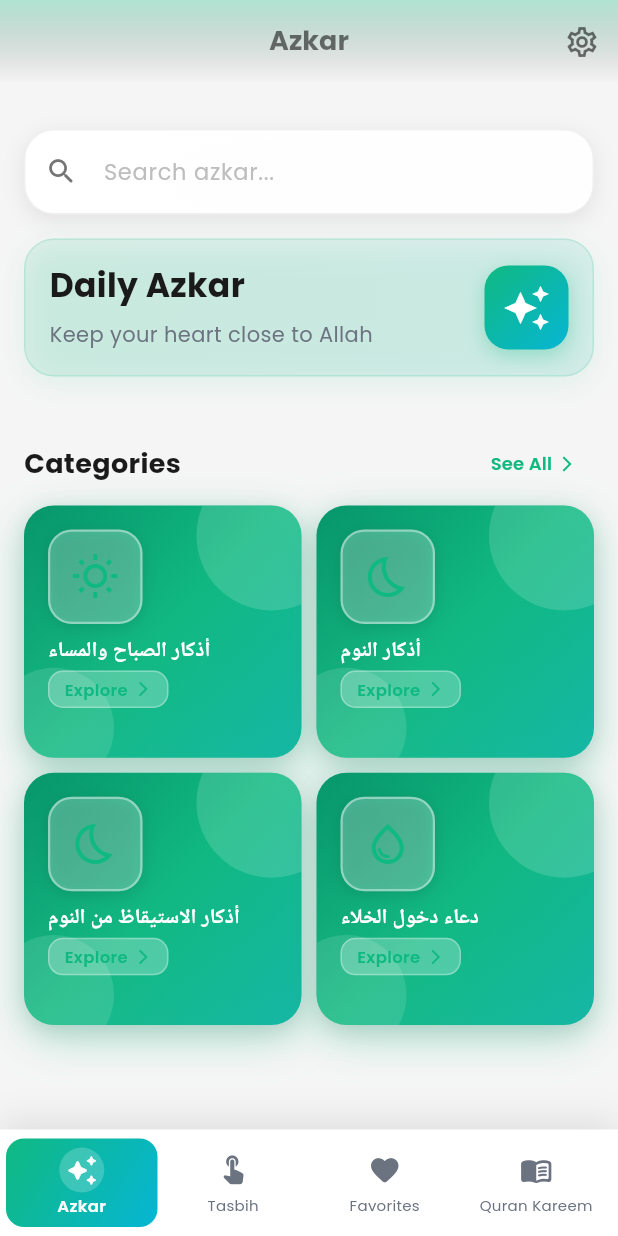
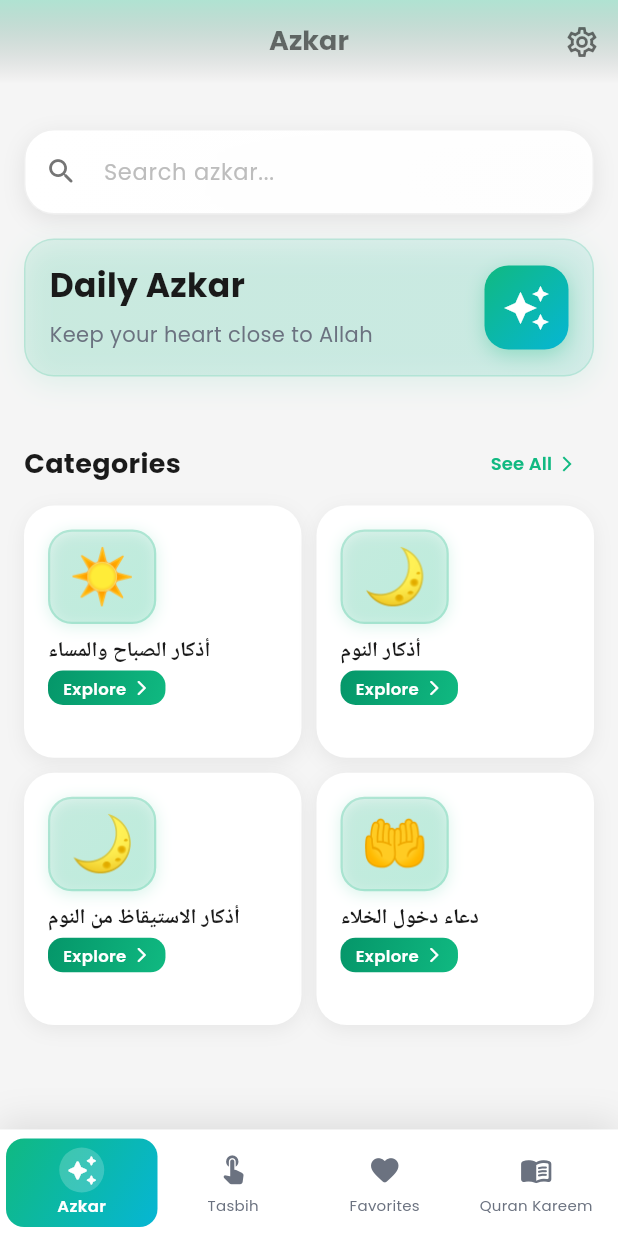
Before and after one commit to khaledebied/bling_azkar, a Flutter app: the screen it shows after launch, on a phone screen of 412 x 824 dp. Run offline on Flutter 3.47's test engine with Material 3 defaults, Android fonts, the phone set to English and light mode, and no system bars; our stand-ins replace dio, flutter_local_notifications, flutter_riverpod, freezed_annotation, geolocator, google_fonts and 8 more; missing offline and left inert: audio_session, flutter_qiblah, quran_library; accounts and stored records are empty; Roboto replaces fonts that are missing (Cairo); statements that could not run were skipped.

Commit message:
feat: Transition from Material Icons to Muslim emojis in category cards
- Replaced Material Icons with Muslim emojis for improved visual consistency and cultural relevance
- Updated category card design to utilize emojis, enhancing user experience
- Removed the IconHelper utility class as it is no longer needed
- Improved card styling with a white background in light mode and elegant shadows
- Added detailed emoji mappings for various category types

```diff
--- a/lib/src/presentation/widgets/category_card.dart
+++ b/lib/src/presentation/widgets/category_card.dart
@@ -25,7 +25,6 @@ class _CategoryCardState extends State<CategoryCard>
     with SingleTickerProviderStateMixin {
   late AnimationController _controller;
   late Animation<double> _scaleAnimation;
-  bool _isPressed = false;
 
   @override
   void initState() {
@@ -45,114 +44,108 @@ class _CategoryCardState extends State<CategoryCard>
     super.dispose();
   }
 
-  /// Get icon for category - supports both Material icons and custom assets
-  /// For Flaticon icons, place them in assets/icons/ and reference by name
-  IconData _getCategoryIcon(String categoryName) {
+  /// Get emoji for category - using Muslim emojis from https://emojidb.org/muslim-emojis
+  /// All emojis are copied directly from the emojidb.org/muslim-emojis database
+  String _getCategoryEmoji(String categoryName) {
     final lowerName = categoryName.toLowerCase();
 
-    // Morning/Evening categories - use sun/moon icons
-    if (lowerName.contains('صباح') || lowerName.contains('صباح')) {
-      return Icons.wb_sunny_outlined;
-    }
-    if (lowerName.contains('مساء') || lowerName.contains('مساء')) {
-      return Icons.nightlight_round;
+    // Morning categories - using emojis from the database
+    if (lowerName.contains('صباح')) {
+      return '☀️'; // Sun from Muslim emojis database
     }
 
-    // Sleep categories - use moon/bed icons
-    if (lowerName.contains('نوم') || lowerName.contains('نوم')) {
-      return Icons.bedtime_outlined;
-    }
-    if (lowerName.contains('استيقاظ') || lowerName.contains('استيقاظ')) {
-      return Icons.wb_twilight;
+    // Evening categories - using moon/crescent from the database
+    if (lowerName.contains('مساء')) {
+      return '🌙'; // Moon from Muslim emojis database
     }
 
-    // Prayer categories - use mosque/prayer icons
-    if (lowerName.contains('صلاة') || lowerName.contains('صلاة') ||
-        lowerName.contains('ركوع') || lowerName.contains('سجود') ||
-        lowerName.contains('تشهد') || lowerName.contains('استفتاح')) {
-      return Icons.mosque;
+    // Sleep categories - using moon from the database
+    if (lowerName.contains('نوم')) {
+      return '🌙'; // Moon for sleep from Muslim emojis database
     }
-    if (lowerName.contains('آذان') || lowerName.contains('آذان')) {
-      return Icons.volume_up_outlined;
+    if (lowerName.contains('استيقاظ')) {
+      return '☀️'; // Sun for waking up from Muslim emojis database
     }
-    if (lowerName.contains('مسجد') || lowerName.contains('مسجد')) {
-      return Icons.account_balance;
+
+    // Prayer categories - using praying hands and mosque from the database
+    if (lowerName.contains('صلاة') ||
+        lowerName.contains('ركوع') ||
+        lowerName.contains('سجود') ||
+        lowerName.contains('تشهد') ||
+        lowerName.contains('استفتاح')) {
+      return '🤲'; // Praying hands from Muslim emojis database
+    }
+    if (lowerName.contains('آذان')) {
+      return '🕌'; // Mosque for adhan from Muslim emojis database
+    }
+    if (lowerName.contains('مسجد')) {
+      return '🕌'; // Mosque from Muslim emojis database
     }
 
     // Wudu/Bathroom categories
-    if (lowerName.contains('وضوء') || lowerName.contains('وضوء') ||
-        lowerName.contains('خلاء') || lowerName.contains('خلاء')) {
-      return Icons.water_drop_outlined;
+    if (lowerName.contains('وضوء') || lowerName.contains('خلاء')) {
+      return '🤲'; // Praying hands from Muslim emojis database
     }
 
     // Home categories
-    if (lowerName.contains('منزل') || lowerName.contains('منزل') ||
-        lowerName.contains('بيت') || lowerName.contains('بيت')) {
-      return Icons.home_outlined;
+    if (lowerName.contains('منزل') || lowerName.contains('بيت')) {
+      return '🕌'; // Mosque from Muslim emojis database
     }
 
     // Food/Fasting categories
-    if (lowerName.contains('طعام') || lowerName.contains('طعام') ||
-        lowerName.contains('أكل') || lowerName.contains('أكل')) {
-      return Icons.restaurant_outlined;
+    if (lowerName.contains('طعام') || lowerName.contains('أكل')) {
+      return '🌙'; // Moon from Muslim emojis database
     }
-    if (lowerName.contains('صائم') || lowerName.contains('صائم') ||
-        lowerName.contains('إفطار') || lowerName.contains('إفطار')) {
-      return Icons.fastfood_outlined;
+    if (lowerName.contains('صائم') || lowerName.contains('إفطار')) {
+      return '🌙'; // Moon for fasting from Muslim emojis database
     }
 
-    // Travel categories
-    if (lowerName.contains('سفر') || lowerName.contains('سفر') ||
-        lowerName.contains('ركوب') || lowerName.contains('ركوب')) {
-      return Icons.flight_outlined;
+    // Travel categories - using Kaaba from the database
+    if (lowerName.contains('سفر') || lowerName.contains('ركوب')) {
+      return '🕋'; // Kaaba from Muslim emojis database
     }
-    if (lowerName.contains('سوق') || lowerName.contains('سوق') ||
-        lowerName.contains('قرية') || lowerName.contains('قرية')) {
-      return Icons.location_city_outlined;
+    if (lowerName.contains('سوق') || lowerName.contains('قرية')) {
+      return '🕌'; // Mosque from Muslim emojis database
     }
 
     // Health categories
-    if (lowerName.contains('مريض') || lowerName.contains('مريض') ||
-        lowerName.contains('وجع') || lowerName.contains('وجع')) {
-      return Icons.medical_services_outlined;
+    if (lowerName.contains('مريض') || lowerName.contains('وجع')) {
+      return '🤲'; // Praying hands for healing from Muslim emojis database
     }
-    if (lowerName.contains('عين') || lowerName.contains('عين')) {
-      return Icons.remove_red_eye_outlined;
+    if (lowerName.contains('عين')) {
+      return '🤲'; // Praying hands from Muslim emojis database
     }
 
     // Weather categories
-    if (lowerName.contains('مطر') || lowerName.contains('مطر') ||
-        lowerName.contains('ريح') || lowerName.contains('ريح') ||
-        lowerName.contains('رعد') || lowerName.contains('رعد')) {
-      return Icons.wb_cloudy_outlined;
+    if (lowerName.contains('مطر') ||
+        lowerName.contains('ريح') ||
+        lowerName.contains('رعد')) {
+      return '🌙'; // Moon from Muslim emojis database
     }
 
-    // Clothing categories
-    if (lowerName.contains('ثوب') || lowerName.contains('ثوب') ||
-        lowerName.contains('لبس') || lowerName.contains('لبس')) {
-      return Icons.checkroom_outlined;
+    // Clothing categories - using headscarf from the database
+    if (lowerName.contains('ثوب') || lowerName.contains('لبس')) {
+      return '🧕'; // Headscarf from Muslim emojis database
     }
 
     // Marriage categories
-    if (lowerName.contains('زواج') || lowerName.contains('زواج') ||
-        lowerName.contains('متزوج') || lowerName.contains('متزوج')) {
-      return Icons.favorite_outline;
+    if (lowerName.contains('زواج') || lowerName.contains('متزوج')) {
+      return '🤲'; // Praying hands from Muslim emojis database
     }
 
-    // General supplications and dhikr
-    if (lowerName.contains('دعاء') || lowerName.contains('دعاء')) {
-      return Icons.auto_awesome_outlined;
+    // General supplications and dhikr - using prayer beads from the database
+    if (lowerName.contains('دعاء')) {
+      return '🤲'; // Praying hands for dua from Muslim emojis database
     }
-    if (lowerName.contains('ذكر') || lowerName.contains('ذكر')) {
-      return Icons.auto_awesome_outlined;
+    if (lowerName.contains('ذكر')) {
+      return '📿'; // Prayer beads for dhikr from Muslim emojis database
     }
-    if (lowerName.contains('استغفار') || lowerName.contains('استغفار') ||
-        lowerName.contains('توبة') || lowerName.contains('توبة')) {
-      return Icons.self_improvement_outlined;
+    if (lowerName.contains('استغفار') || lowerName.contains('توبة')) {
+      return '🤲'; // Praying hands for repentance from Muslim emojis database
     }
 
-    // Default icon - book/prayer beads
-    return Icons.menu_book_outlined;
+    // Default emoji - prayer beads from Muslim emojis database
+    return '📿'; // Prayer beads from Muslim emojis database
   }
 
   /// Get consistent, elegant gradient for all category cards
@@ -190,23 +183,20 @@ class _CategoryCardState extends State<CategoryCard>
   @override
   Widget build(BuildContext context) {
     final l10n = AppLocalizations.ofWithFallback(context);
-    final icon = _getCategoryIcon(widget.titleAr);
+    final emoji = _getCategoryEmoji(widget.titleAr);
     final gradient = _getCategoryGradient(context);
     final isDarkMode = Theme.of(context).brightness == Brightness.dark;
 
     final cardWidget = GestureDetector(
       onTapDown: (_) {
         HapticFeedback.lightImpact();
-        setState(() => _isPressed = true);
         _controller.forward();
       },
       onTapUp: (_) {
-        setState(() => _isPressed = false);
         _controller.reverse();
         widget.onTap();
       },
       onTapCancel: () {
-        setState(() => _isPressed = false);
         _controller.reverse();
       },
         child: ScaleTransition(
@@ -216,7 +206,9 @@ class _CategoryCardState extends State<CategoryCard>
           height: 140, // Fixed height to match ListView height
           margin: const EdgeInsets.only(bottom: 0),
           decoration: BoxDecoration(
-            gradient: gradient, // Always use gradient for consistency
+            // White background in light mode, gradient in dark mode
+            color: isDarkMode ? null : Colors.white,
+            gradient: isDarkMode ? gradient : null,
             borderRadius: BorderRadius.circular(20),
             border: isDarkMode
                 ? Border.all(
@@ -225,33 +217,21 @@ class _CategoryCardState extends State<CategoryCard>
                   )
                 : null,
             boxShadow: [
-              if (isDarkMode)
               BoxShadow(
-                  color: Colors.black.withValues(alpha: 0.5),
-                  blurRadius: 24,
-                  offset: const Offset(0, 8),
-                  spreadRadius: 0,
-                )
-              else ...[
-                BoxShadow(
-                  color: gradient.colors[1].withValues(alpha: 0.3),
-                  blurRadius: 24,
-                  offset: const Offset(0, 8),
-                  spreadRadius: 0,
+                color: isDarkMode
+                    ? Colors.black.withValues(alpha: 0.3)
+                    : Colors.black.withValues(alpha: 0.06),
+                blurRadius: isDarkMode ? 15 : 10,
+                offset: const Offset(0, 3),
               ),
-                BoxShadow(
-                  color: Colors.black.withValues(alpha: 0.1),
-                  blurRadius: 12,
-                  offset: const Offset(0, 4),
-                ),
-              ],
             ],
           ),
           child: ClipRRect(
             borderRadius: BorderRadius.circular(20),
             child: Stack(
               children: [
-                // Elegant decorative elements
+                // Decorative elements - only in dark mode
+                if (isDarkMode) ...[
                   Positioned(
                     top: -30,
                     right: -30,
@@ -260,8 +240,7 @@ class _CategoryCardState extends State<CategoryCard>
                       height: 100,
                       decoration: BoxDecoration(
                         shape: BoxShape.circle,
-                      color: (isDarkMode ? Colors.white : Colors.white)
-                          .withValues(alpha: isDarkMode ? 0.05 : 0.15),
+                        color: Colors.white.withValues(alpha: 0.05),
                       ),
                     ),
                   ),
@@ -273,27 +252,11 @@ class _CategoryCardState extends State<CategoryCard>
                       height: 80,
                       decoration: BoxDecoration(
                         shape: BoxShape.circle,
-                      color: (isDarkMode ? Colors.white : Colors.white)
-                          .withValues(alpha: isDarkMode ? 0.05 : 0.12),
+                        color: Colors.white.withValues(alpha: 0.05),
                       ),
                     ),
                   ),
-                // Subtle pattern overlay
-                Positioned.fill(
-                  child: Container(
-                    decoration: BoxDecoration(
-                      gradient: LinearGradient(
-                        begin: Alignment.topRight,
-                        end: Alignment.bottomLeft,
-                        colors: [
-                          Colors.transparent,
-                          (isDarkMode ? Colors.black : Colors.white)
-                              .withValues(alpha: 0.03),
                 ],
-                      ),
-                    ),
-                  ),
-                ),
                 // Content
                 Padding(
                   padding: const EdgeInsets.all(16.0),
@@ -302,32 +265,47 @@ class _CategoryCardState extends State<CategoryCard>
                     mainAxisAlignment: MainAxisAlignment.spaceBetween,
                     mainAxisSize: MainAxisSize.min,
                     children: [
-                      // Icon container with elegant design
+                      // Emoji container with elegant design
                       Container(
-                        padding: const EdgeInsets.all(14),
+                        padding: const EdgeInsets.all(12),
                         decoration: BoxDecoration(
-                          color: (isDarkMode ? Colors.white : Colors.white)
-                              .withValues(alpha: isDarkMode ? 0.15 : 0.25),
+                          // In light mode: use gradient background, in dark mode: subtle white
+                          gradient: isDarkMode
+                              ? null
+                              : LinearGradient(
+                                  begin: Alignment.topLeft,
+                                  end: Alignment.bottomRight,
+                                  colors: [
+                                    gradient.colors[0].withValues(alpha: 0.1),
+                                    gradient.colors[1].withValues(alpha: 0.15),
+                                  ],
+                                ),
+                          color: isDarkMode
+                              ? Colors.white.withValues(alpha: 0.15)
+                              : null,
                           borderRadius: BorderRadius.circular(16),
                           border: Border.all(
-                            color: (isDarkMode ? Colors.white : Colors.white)
-                                .withValues(alpha: isDarkMode ? 0.2 : 0.4),
+                            color: isDarkMode
+                                ? Colors.white.withValues(alpha: 0.2)
+                                : gradient.colors[1].withValues(alpha: 0.2),
                             width: 1.5,
                           ),
                           boxShadow: [
                             BoxShadow(
-                              color: Colors.black.withValues(alpha: isDarkMode ? 0.3 : 0.1),
+                              color: isDarkMode
+                                  ? Colors.black.withValues(alpha: 0.3)
+                                  : gradient.colors[1].withValues(alpha: 0.15),
                               blurRadius: 8,
                               offset: const Offset(0, 2),
                             ),
                           ],
                         ),
-                        child: Icon(
-                          icon,
-                          color: isDarkMode
-                              ? Colors.white
-                              : gradient.colors[1], // Use middle gradient color
-                          size: 32,
+                        child: Text(
+                          emoji,
+                          style: const TextStyle(
+                            fontSize: 36,
+                            height: 1.0,
+                          ),
                         ),
                       ),
                       const SizedBox(height: 8),
@@ -343,7 +321,7 @@ class _CategoryCardState extends State<CategoryCard>
                                 style: AppTheme.arabicSmall.copyWith(
                                   color: isDarkMode
                                       ? Theme.of(context).textTheme.bodyLarge?.color
-                                      : Colors.white,
+                                      : AppTheme.textPrimary, // Use primary text color in light mode
                                   fontSize: 14,
                                   fontWeight: FontWeight.w600,
                                   height: 1.3,
@@ -359,14 +337,27 @@ class _CategoryCardState extends State<CategoryCard>
                                 vertical: 4,
                               ),
                               decoration: BoxDecoration(
-                                color: (isDarkMode ? Colors.white : Colors.white)
-                                    .withValues(alpha: isDarkMode ? 0.15 : 0.25),
+                                // In light mode: use gradient, in dark mode: subtle white
+                                gradient: isDarkMode
+                                    ? null
+                                    : LinearGradient(
+                                        begin: Alignment.topLeft,
+                                        end: Alignment.bottomRight,
+                                        colors: [
+                                          gradient.colors[0],
+                                          gradient.colors[1],
+                                        ],
+                                      ),
+                                color: isDarkMode
+                                    ? Colors.white.withValues(alpha: 0.15)
+                                    : null,
                                 borderRadius: BorderRadius.circular(10),
-                                border: Border.all(
-                                  color: (isDarkMode ? Colors.white : Colors.white)
-                                      .withValues(alpha: isDarkMode ? 0.2 : 0.3),
+                                border: isDarkMode
+                                    ? Border.all(
+                                        color: Colors.white.withValues(alpha: 0.2),
                                         width: 1,
-                                ),
+                                      )
+                                    : null,
                               ),
                               child: Row(
                                 mainAxisSize: MainAxisSize.min,
@@ -376,7 +367,7 @@ class _CategoryCardState extends State<CategoryCard>
                                     style: AppTheme.bodySmall.copyWith(
                                       color: isDarkMode
                                           ? Colors.white
-                                          : gradient.colors[1],
+                                          : Colors.white,
                                       fontSize: 11,
                                       fontWeight: FontWeight.w600,
                                     ),
@@ -386,7 +377,7 @@ class _CategoryCardState extends State<CategoryCard>
                                     Icons.arrow_forward_ios_rounded,
                                     color: isDarkMode
                                         ? Colors.white
-                                        : gradient.colors[1],
+                                        : Colors.white,
                                     size: 12,
                                   ),
                                 ],
--- a/lib/src/utils/icon_helper.dart
+++ /dev/null
@@ -1,68 +0,0 @@
-import 'package:flutter/material.dart';
-import 'package:flutter_svg/flutter_svg.dart';
-
-/// Helper class for managing icons in the app
-/// Supports both Material Icons and custom Flaticon icons
-class IconHelper {
-  /// Get icon widget for a category
-  /// First tries to load custom Flaticon icon, falls back to Material icon
-  static Widget getCategoryIcon({
-    required String categoryName,
-    required IconData materialIcon,
-    String? customIconPath,
-    Color? color,
-    double? size,
-  }) {
-    // If custom icon path is provided, try to load it
-    if (customIconPath != null) {
-      try {
-        // Try SVG first
-        if (customIconPath.endsWith('.svg')) {
-          return SvgPicture.asset(
-            customIconPath,
-            colorFilter: color != null
-                ? ColorFilter.mode(color, BlendMode.srcIn)
-                : null,
-            width: size ?? 32,
-            height: size ?? 32,
-          );
-        }
-        // Try PNG
-        else if (customIconPath.endsWith('.png')) {
-          return Image.asset(
-            customIconPath,
-            width: size ?? 32,
-            height: size ?? 32,
-            color: color,
-          );
-        }
-      } catch (e) {
-        debugPrint('Could not load custom icon: $customIconPath, using Material icon');
-      }
-    }
-
-    // Fallback to Material icon
-    return Icon(
-      materialIcon,
-      color: color,
-      size: size ?? 32,
-    );
-  }
-
-  /// Map category names to custom icon paths
-  /// Add your Flaticon icons here after downloading them
-  static String? getCustomIconPath(String categoryName) {
-    final lowerName = categoryName.toLowerCase();
-
-    // Example mappings - update these with your actual Flaticon icon paths
-    // if (lowerName.contains('مسجد')) {
-    //   return 'assets/icons/mosque.svg';
-    // }
-    // if (lowerName.contains('صلاة')) {
-    //   return 'assets/icons/prayer.svg';
-    // }
-
-    // Return null to use Material icons
-    return null;
-  }
-}
```
Also changed, not shown: 2 other files. Lines whose indentation alone changed are shown as unchanged.
